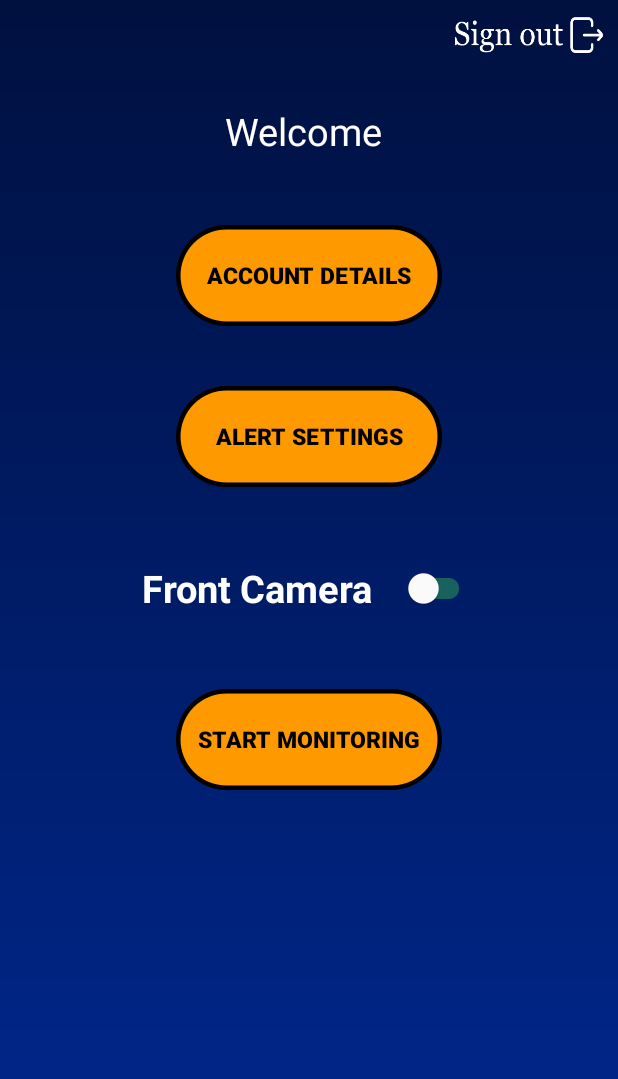
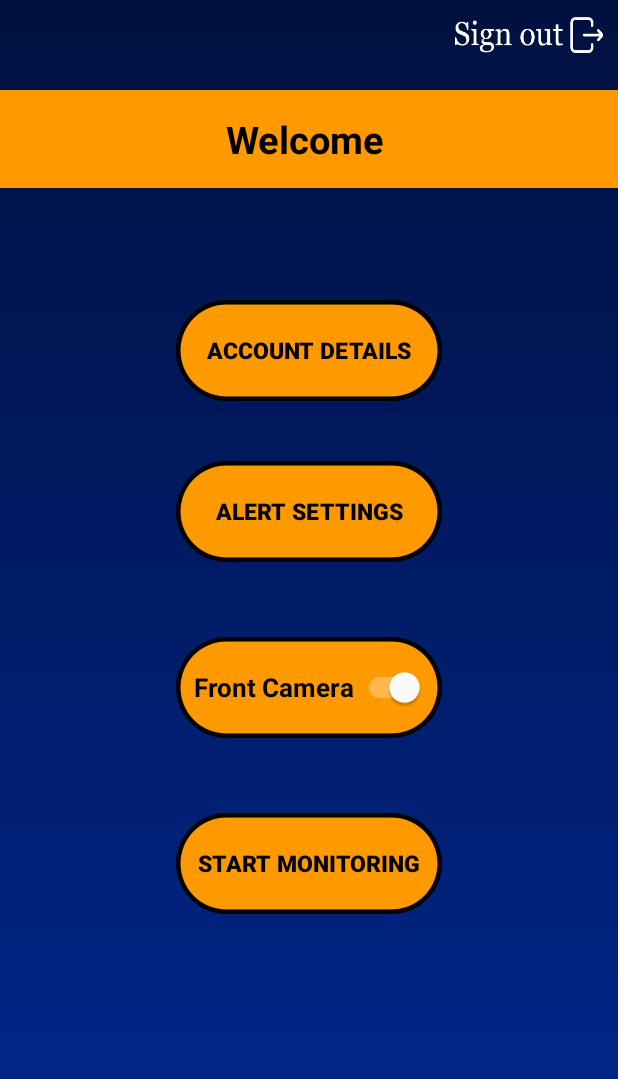
Before and after one commit to pritish99/Drowsiness_Detection_System, an Android app: the screen it shows after launch once a user with an empty profile is signed in (UserPageActivity), on a phone screen of 412 x 824 dp. Shown: the top 1079 px of the screen. Run offline under Robolectric (Android 15) with nearby library versions, the phone set to English and light mode, and no system bars; our stand-ins replace Firebase (no records; nobody signed in at launch, a user with empty details on screens opened directly); libraries missing offline, so code that uses them is left out: dmax.dialog; 3 statements that could not run were skipped.

Commit message:
Camera switch functionality added

```diff
--- a/app/src/main/java/com/example/drowsinessdetectionsystem/UserPageActivity.java
+++ b/app/src/main/java/com/example/drowsinessdetectionsystem/UserPageActivity.java
@@ -1,12 +1,14 @@
 package com.example.drowsinessdetectionsystem;
 
 import androidx.appcompat.app.AppCompatActivity;
+import androidx.appcompat.widget.SwitchCompat;
 
 import android.app.AlertDialog;
 import android.content.Intent;
 import android.os.Bundle;
 import android.view.View;
 import android.widget.Button;
+import android.widget.CompoundButton;
 import android.widget.ImageButton;
 import android.widget.TextView;
 
@@ -21,6 +23,8 @@ public class UserPageActivity extends AppCompatActivity {
     private FirebaseAuth mAuth;
     ImageButton signout_button;
     Button user_details,start_monitoring;
+    SwitchCompat cameraSwitch;
+    String useCamera="Front Camera";;
     @Override
     protected void onCreate(Bundle savedInstanceState) {
         super.onCreate(savedInstanceState);
@@ -30,7 +34,25 @@ public class UserPageActivity extends AppCompatActivity {
         progressDialog = new SpotsDialog(this, R.style.Custom);
         start_monitoring=findViewById(R.id.start_monitoring);
         signout_button=findViewById(R.id.signout_button);
+        cameraSwitch=findViewById(R.id.camera_switch);
         user_details=findViewById(R.id.user_details);
+
+        cameraSwitch.setOnCheckedChangeListener(new CompoundButton.OnCheckedChangeListener() {
+            @Override
+            public void onCheckedChanged(CompoundButton buttonView, boolean isChecked) {
+                if(isChecked){
+                    cameraSwitch.setText("Front Camera");
+                    useCamera="Front Camera";
+                }
+                else{
+                    cameraSwitch.setText("Rear Camera");
+                    useCamera="Rear Camera";
+
+                }
+            }
+        });
+
+
 
         user_details.setOnClickListener(new View.OnClickListener() {
             @Override
@@ -51,7 +73,9 @@ public class UserPageActivity extends AppCompatActivity {
         start_monitoring.setOnClickListener(new View.OnClickListener() {
             @Override
             public void onClick(View v) {
-                startActivity(new Intent(getApplicationContext(),MonitoringActivity.class));
+                Intent intent1=new Intent(getApplicationContext(),MonitoringActivity.class);
+                intent1.putExtra("Camera",useCamera);
+                startActivity(intent1);
             }
         });
     }
--- a/app/src/main/res/layout/activity_user_page.xml
+++ b/app/src/main/res/layout/activity_user_page.xml
@@ -9,12 +9,16 @@
 
     <TextView
         android:id="@+id/user_name_holder"
-        android:layout_width="wrap_content"
+        android:layout_width="match_parent"
         android:layout_height="wrap_content"
         android:layout_centerHorizontal="true"
-        android:layout_marginTop="70sp"
+        android:layout_marginTop="60sp"
         android:textSize="25sp"
-        android:textColor="@color/white"
+        android:textColor="@color/black"
+        android:background="@color/bright_orange"
+        android:textAlignment="center"
+        android:padding="15sp"
+        android:textStyle="bold"
         android:text="Welcome"/>
 
     <ImageButton
@@ -34,7 +38,7 @@
         android:layout_height="wrap_content"
         android:background="@drawable/button_selector"
         android:layout_centerHorizontal="true"
-        android:layout_marginTop="150sp"
+        android:layout_marginTop="200sp"
         android:text="Account details"
         android:textColor="@color/black"
         android:textSize="15sp"
@@ -61,13 +65,17 @@
         android:layout_below="@id/alert_settings"
         android:layout_marginTop="50sp"
         android:text="Front Camera"
-        app:switchPadding="20sp"
+        android:textOff="Rear Camera"
+        android:textOn="Front Camera"
+        android:background="@drawable/b1"
+        android:padding="11sp"
         android:switchMinWidth="100sp"
-        android:textSize="25sp"
-        android:textColor="@color/white"
+        android:textSize="17sp"
+        android:textColor="@color/black"
         android:textStyle="bold"
         android:textAlignment="center"
         android:theme="@style/SCBSwitch"
+        android:checked="true"
         />
 
     <androidx.appcompat.widget.AppCompatButton
--- a/app/src/main/res/values/themes.xml
+++ b/app/src/main/res/values/themes.xml
@@ -21,11 +21,11 @@
         <item name="DialogSpotCount">8</item>
     </style>
 
-    <style name="SCBSwitch" parent="Theme.AppCompat.Light">
+    <style name="SCBSwitch" parent="Theme.AppCompat.NoActionBar">
         <!-- active thumb & track color (30% transparency) -->
-        <item name="colorControlActivated">@color/bright_orange</item>
+        <item name="colorControlActivated">@color/white</item>
         <!-- inactive thumb color -->
-        <item name="colorSwitchThumbNormal">@color/white
+        <item name="colorSwitchThumbNormal">@color/black
         </item>
 
         <!-- inactive track color (30% transparency) -->
```
Also changed, not shown: app/src/main/java/com/example/drowsinessdetectionsystem/MonitoringActivity.kt (+13 -4 lines).
